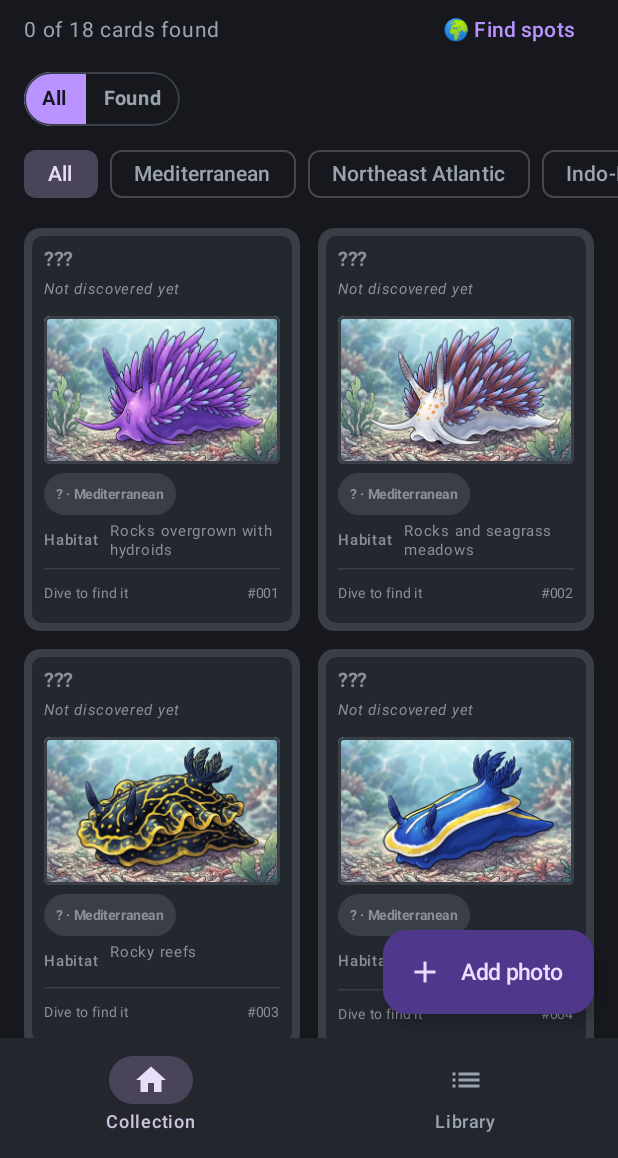
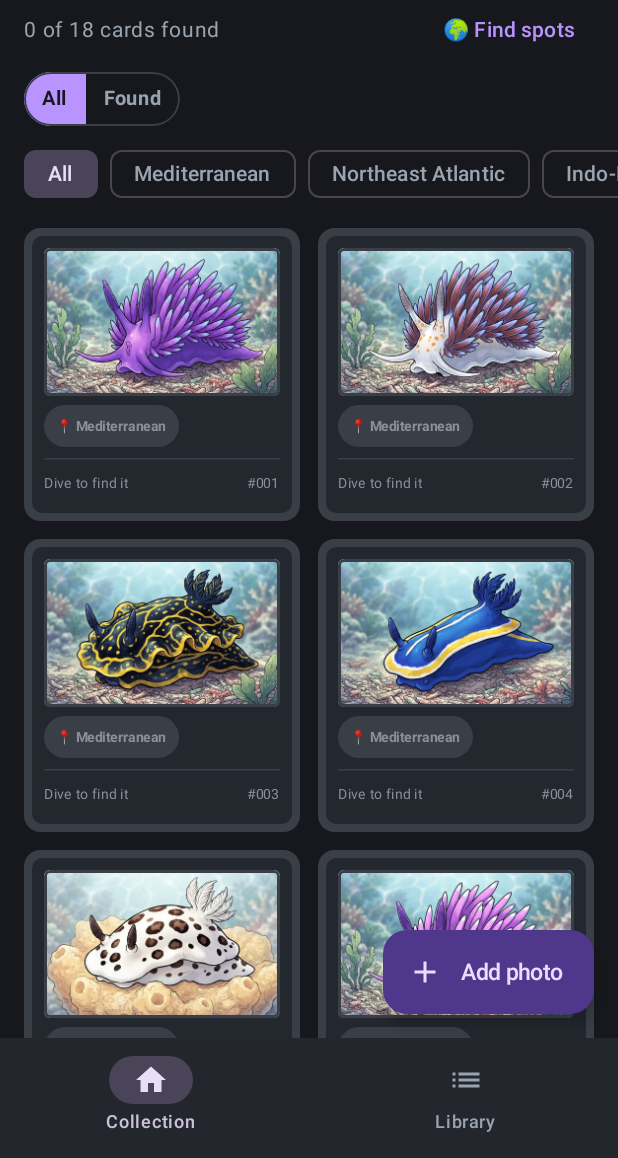
Before and after one commit to aouarius/nudibranch, an Android app built with Jetpack Compose: the screen it shows after launch (MainActivity), on a phone screen of 412 x 824 dp, the part 78-1236 px from its top. Run offline under Robolectric (Android 15) with nearby library versions, the phone set to English and light mode, and no system bars.

Commit message:
Strip locked cards down to picture, region and the dive hint
Locked cards no longer show the ??? name line or the habitat row, so a
found card reads clearly different from one still to find.

Co-Authored-By: Claude <noreply@anthropic.com>
Claude-Session: https://claude.ai/code/session_012tTuXbMoFsgq8sEojKWLhB

```diff
--- a/app/src/main/kotlin/io/github/aouarius/nudibranche/ui/SpeciesCard.kt
+++ b/app/src/main/kotlin/io/github/aouarius/nudibranche/ui/SpeciesCard.kt
@@ -72,7 +72,8 @@ private val Large = CardMetrics(
 )
 
 /**
- * A collectible card. Without a sighting it shows the locked side with only a habitat hint.
+ * A collectible card. Without a sighting it shows the locked side: only the picture and
+ * the region where the species lives.
  * [compact] is the grid tile: name, picture, rarity, size and depth; the large card shows everything.
  */
 @Composable
@@ -102,8 +103,9 @@ fun SpeciesCard(
                 .background(if (unlocked) CardColors.Paper else CardColors.LockedPaper)
                 .padding(m.inner),
         ) {
+            if (unlocked) {
                 Text(
-                text = if (unlocked) species.name(language) else "???",
+                    text = species.name(language),
                     color = ink,
                     fontWeight = FontWeight.Bold,
                     fontSize = m.name,
@@ -112,20 +114,21 @@ fun SpeciesCard(
                     overflow = TextOverflow.Ellipsis,
                 )
                 Text(
-                text = if (unlocked) species.latinName else strings.notDiscovered,
-                color = if (unlocked) CardColors.InkMuted else CardColors.LockedText,
+                    text = species.latinName,
+                    color = CardColors.InkMuted,
                     fontStyle = FontStyle.Italic,
                     fontSize = m.latin,
                     maxLines = 1,
                     overflow = TextOverflow.Ellipsis,
                 )
                 Spacer(Modifier.height(m.gap))
+            }
             CardArt(species, sighting)
             Spacer(Modifier.height(m.gap))
             RarityTag(species, unlocked, m.tag)
             Spacer(Modifier.height(m.gap * 0.6f))
             when {
-                sighting == null -> StatRow(strings.habitat, species.habitat(language), m, ink)
+                sighting == null -> Unit
                 compact -> {
                     StatRow(strings.size, strings.upTo(species.maxSizeCm), m, ink)
                     StatRow(strings.depth, depthText(species, strings), m, ink)
@@ -221,7 +224,7 @@ private fun RarityTag(species: Species, unlocked: Boolean, size: TextUnit) {
             species.region.label(language),
         ).joinToString(" · ")
     } else {
-        "? · ${species.region.label(language)}"
+        "📍 ${species.region.label(language)}"
     }
     Text(
         text = label,
--- a/app/src/main/kotlin/io/github/aouarius/nudibranche/ui/Strings.kt
+++ b/app/src/main/kotlin/io/github/aouarius/nudibranche/ui/Strings.kt
@@ -19,7 +19,6 @@ interface Strings {
     val showFound: String
     val noCardsFoundYet: String
 
-    val notDiscovered: String
     val size: String
     fun upTo(cm: Int): String
     val depth: String
@@ -106,7 +105,6 @@ object GermanStrings : Strings {
     override val showFound = "Gefundene"
     override val noCardsFoundYet = "Hier erscheinen deine gefundenen Karten. Tippe auf „Foto hinzufügen“, um die erste freizuschalten."
 
-    override val notDiscovered = "Noch nicht entdeckt"
     override val size = "Größe"
     override fun upTo(cm: Int) = "bis $cm cm"
     override val depth = "Tiefe"
@@ -202,7 +200,6 @@ object EnglishStrings : Strings {
     override val showFound = "Found"
     override val noCardsFoundYet = "Your found cards appear here. Tap “Add photo” to unlock the first one."
 
-    override val notDiscovered = "Not discovered yet"
     override val size = "Size"
     override fun upTo(cm: Int) = "up to $cm cm"
     override val depth = "Depth"
```
Lines whose indentation alone changed are shown as unchanged.
